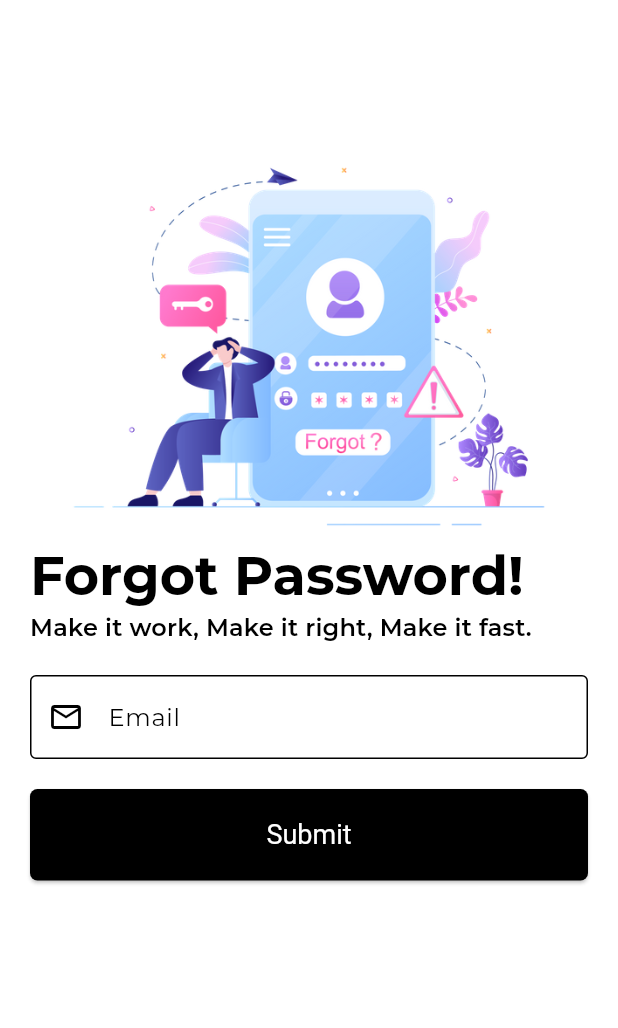
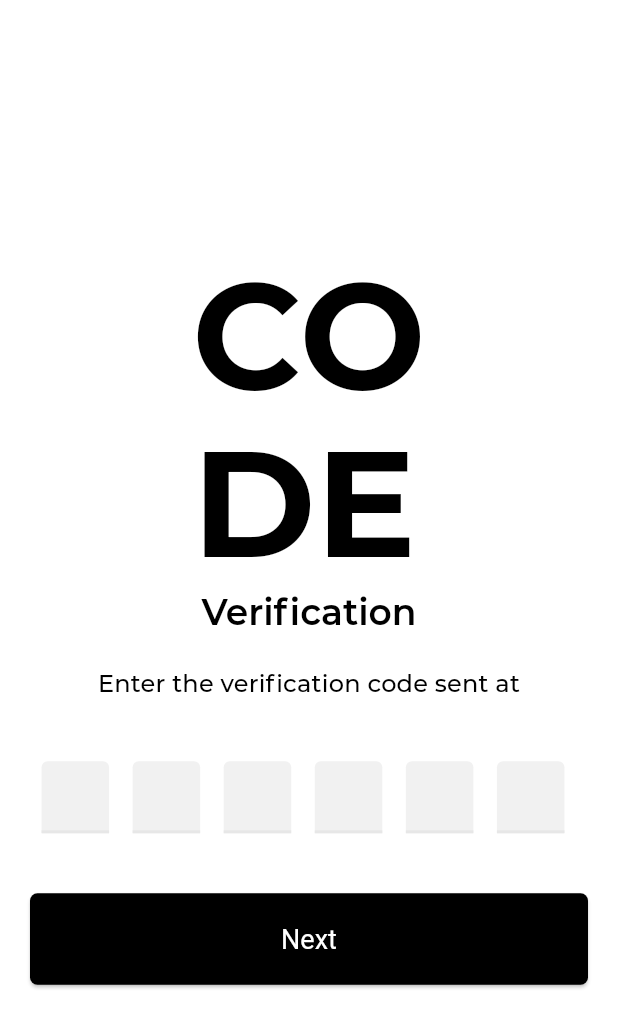
Before and after one commit to ab-gad/login_app, a Flutter app: the ForgotPasswordView screen opened directly, after a tap on "Submit", on a phone screen of 412 x 824 dp. Shown: the top 1028 px of the screen. Run offline on Flutter 3.47's test engine with Material 2 defaults, Android fonts, the phone set to English and light mode, and no system bars; drawn by our look-alikes of flutter_otp_text_field; our stand-ins replace flutter_svg, get, liquid_swipe, smooth_page_indicator.

Commit message:
add otp code verification screen

```diff
--- a/lib/src/constants/app_string.dart
+++ b/lib/src/constants/app_string.dart
@@ -3,5 +3,6 @@ final class AppStrings {
   static const appSlogan = 'Your fascinating journey\n > Starts Here <';
   static const login = 'Login';
   static const submit = 'Submit';
+  static const next = 'Next';
   static const signUp = 'Sign up';
 }
--- a/lib/src/features/forgot_password/forgot_password_constants.dart
+++ b/lib/src/features/forgot_password/forgot_password_constants.dart
@@ -5,6 +5,9 @@ final class ForgotPasswordConstants {
   // strings
   static const optionsModalTitle = "Make Selection!";
   static const forgotPasswordTitle = "Forgot Password!";
+  static const forgotPasswordOtpTitle = "CO\nDE";
+  static const forgotPasswordOtpSubTitle = "Verification";
+  static const forgotPasswordOtpMsg = "Enter the verification code sent at";
   static const resetViaEmailVerification = "Reset via Email verification";
   static const resetViaPhoneVerification = "Reset via Phone verification";
   static const submit = "submit";
--- /dev/null
+++ b/lib/src/features/forgot_password/view/forgot_password_otp_view.dart
@@ -0,0 +1,83 @@
+import 'package:flutter/material.dart';
+import 'package:flutter_otp_text_field/flutter_otp_text_field.dart';
+import 'package:login_app/src/constants/app_string.dart';
+import 'package:login_app/src/features/forgot_password/forgot_password_constants.dart';
+import 'package:login_app/src/utils/theme/app_padding.dart';
+
+class ForgotPasswordOtpView extends StatelessWidget {
+  final String otpDestination;
+
+  const ForgotPasswordOtpView(this.otpDestination, {super.key});
+
+  @override
+  Widget build(BuildContext context) {
+    return Scaffold(
+      body: Container(
+        padding: const EdgeInsets.all(
+          AppPadding.defaultScreenPadding,
+        ),
+        child: Column(
+          mainAxisAlignment: MainAxisAlignment.center,
+          children: [
+            Text(
+              ForgotPasswordConstants.forgotPasswordOtpTitle,
+              style: Theme.of(context).textTheme.displayLarge,
+            ),
+            Text(
+              ForgotPasswordConstants.forgotPasswordOtpSubTitle,
+              style: Theme.of(context).textTheme.headlineSmall,
+            ),
+            const SizedBox(
+              width: double.infinity,
+              height: AppPadding.defaultScreenPadding,
+            ),
+            Text.rich(
+              TextSpan(
+                text: ForgotPasswordConstants.forgotPasswordOtpMsg,
+                style: Theme.of(context).textTheme.titleMedium,
+                children: [
+                  TextSpan(
+                    text: ' $otpDestination',
+                    style: const TextStyle(
+                      fontWeight: FontWeight.bold,
+                      fontStyle: FontStyle.italic,
+                    ),
+                  ),
+                ],
+              ),
+              textAlign: TextAlign.center,
+            ),
+            const SizedBox(
+              width: double.infinity,
+              height: AppPadding.defaultScreenPadding * 2,
+            ),
+            OtpTextField(
+              fieldWidth: 45,
+              mainAxisAlignment: MainAxisAlignment.spaceEvenly,
+              numberOfFields: 6, // * Because we will use Firebase
+              fillColor: Theme.of(context).cardColor,
+              filled: true,
+              focusedBorderColor: Theme.of(context).colorScheme.primary,
+              cursorColor: Theme.of(context).colorScheme.primary,
+              onSubmit: (value) {
+                print('======================================');
+                print('value');
+                print('======================================');
+              },
+            ),
+            const SizedBox(
+              height: AppPadding.defaultScreenPadding * 2,
+            ),
+            SizedBox(
+              width: double.infinity,
+              child: ElevatedButton(
+                onPressed: () {},
+                child: Text(AppStrings.next),
+              ),
+            ),
+          ],
+        ),
+      ),
+    );
+  }
+}
--- a/lib/src/features/forgot_password/view/forgot_password_view.dart
+++ b/lib/src/features/forgot_password/view/forgot_password_view.dart
@@ -1,16 +1,21 @@
 import 'package:flutter/material.dart';
+import 'package:flutter/services.dart';
 import 'package:login_app/src/features/forgot_password/forgot_password_constants.dart';
 import 'package:login_app/src/features/forgot_password/forgot_password_option.enum.dart';
+import 'package:login_app/src/features/forgot_password/view/forgot_password_otp_view.dart';
 import 'package:login_app/src/features/login/login_constants.dart';
 import 'package:login_app/src/features/onboarding/onboarding_constants.dart';
 import 'package:login_app/src/features/registeration/registration_constants.dart';
+import 'package:login_app/src/utils/app_routes.dart';
 import 'package:login_app/src/utils/theme/app_padding.dart';
 
 import '../../../constants/app_string.dart';
 
 class ForgotPasswordView extends StatelessWidget {
   final ForgotPasswordOptions option;
-  const ForgotPasswordView(this.option, {super.key});
+  final _emailController = TextEditingController(text: '');
+  final _phoneNumberController = TextEditingController(text: '');
+  ForgotPasswordView(this.option, {super.key});
 
   @override
   Widget build(BuildContext context) {
@@ -58,7 +63,16 @@ class ForgotPasswordView extends StatelessWidget {
                           SizedBox(
                             width: double.infinity,
                             child: ElevatedButton(
-                              onPressed: () {},
+                              onPressed: () {
+                                AppRoute.createAnimatedRoute(
+                                  context,
+                                  ForgotPasswordOtpView(
+                                    option == ForgotPasswordOptions.email
+                                        ? _emailController.value.text
+                                        : _phoneNumberController.value.text,
+                                  ),
+                                );
+                              },
                               child: const Text(
                                 AppStrings.submit,
                               ),
@@ -79,6 +93,7 @@ class ForgotPasswordView extends StatelessWidget {
   TextFormField _buildSelectedOptionFormField() {
     return switch (option) {
       ForgotPasswordOptions.email => TextFormField(
+          controller: _emailController,
           decoration: const InputDecoration(
             prefixIcon: Icon(Icons.email_outlined),
             hintText: LoginConstants.emailHint,
@@ -86,6 +101,7 @@ class ForgotPasswordView extends StatelessWidget {
           ),
         ),
       ForgotPasswordOptions.phoneNo => TextFormField(
+          controller: _phoneNumberController,
           decoration: const InputDecoration(
             prefixIcon: Icon(Icons.phone_android),
             hintText: RegistrationConstants.phoneNoHint,
--- a/lib/src/features/login/view/login_veiw.dart
+++ b/lib/src/features/login/view/login_veiw.dart
@@ -116,7 +116,7 @@ class _LoginViewState extends State<LoginView> {
                                                   Navigator.of(context).push(
                                                     MaterialPageRoute(
                                                       builder: (_) =>
-                                                          const ForgotPasswordView(
+                                                          ForgotPasswordView(
                                                         ForgotPasswordOptions
                                                             .email,
                                                       ),
@@ -162,7 +162,7 @@ class _LoginViewState extends State<LoginView> {
                                                   Navigator.of(context).push(
                                                     MaterialPageRoute(
                                                       builder: (_) =>
-                                                          const ForgotPasswordView(
+                                                          ForgotPasswordView(
                                                         ForgotPasswordOptions
                                                             .phoneNo,
                                                       ),
--- a/lib/src/utils/theme/theme_widgets/app_text_theme.dart
+++ b/lib/src/utils/theme/theme_widgets/app_text_theme.dart
@@ -2,14 +2,34 @@ import 'package:flutter/material.dart';
 
 final class AppTextTheme {
   static const lightTextTheme = TextTheme(
-    headlineMedium: TextStyle(color: Colors.red),
+    //* displays
     displaySmall: TextStyle(fontWeight: FontWeight.w700),
-    titleMedium: TextStyle(fontWeight: FontWeight.w600),
+    displayLarge: TextStyle(fontWeight: FontWeight.w700, fontSize: 100),
+
+    //* headlines
+    headlineMedium: TextStyle(fontWeight: FontWeight.w600),
+    headlineSmall: TextStyle(fontWeight: FontWeight.w600),
+    headlineLarge: TextStyle(fontWeight: FontWeight.w600),
+
+    //* title
+    titleLarge: TextStyle(fontWeight: FontWeight.w500),
+    titleMedium: TextStyle(fontWeight: FontWeight.w500),
+    titleSmall: TextStyle(fontWeight: FontWeight.w500),
   );
 
   static const darkTextTheme = TextTheme(
-    headlineMedium: TextStyle(color: Colors.amber),
+    //* displays
     displaySmall: TextStyle(fontWeight: FontWeight.w700),
-    titleMedium: TextStyle(fontWeight: FontWeight.w600),
+    displayLarge: TextStyle(fontWeight: FontWeight.w700, fontSize: 100),
+
+    //* headlines
+    headlineMedium: TextStyle(fontWeight: FontWeight.w600),
+    headlineSmall: TextStyle(fontWeight: FontWeight.w600),
+    headlineLarge: TextStyle(fontWeight: FontWeight.w600),
+
+    //* title
+    titleLarge: TextStyle(fontWeight: FontWeight.w500),
+    titleMedium: TextStyle(fontWeight: FontWeight.w500),
+    titleSmall: TextStyle(fontWeight: FontWeight.w500),
   );
 }
--- a/pubspec.yaml
+++ b/pubspec.yaml
@@ -31,10 +31,11 @@ dependencies:
   cupertino_icons: ^1.0.2
   flutter:
     sdk: flutter
+  flutter_otp_text_field: ^1.1.1
+  flutter_svg: ^2.0.7
   get: ^4.6.5
   liquid_swipe: ^3.1.0
   smooth_page_indicator: ^1.1.0
-  flutter_svg: ^2.0.7
 
 dev_dependencies:
   flutter_lints: ^2.0.0
```
Also changed, not shown: pubspec.lock.
